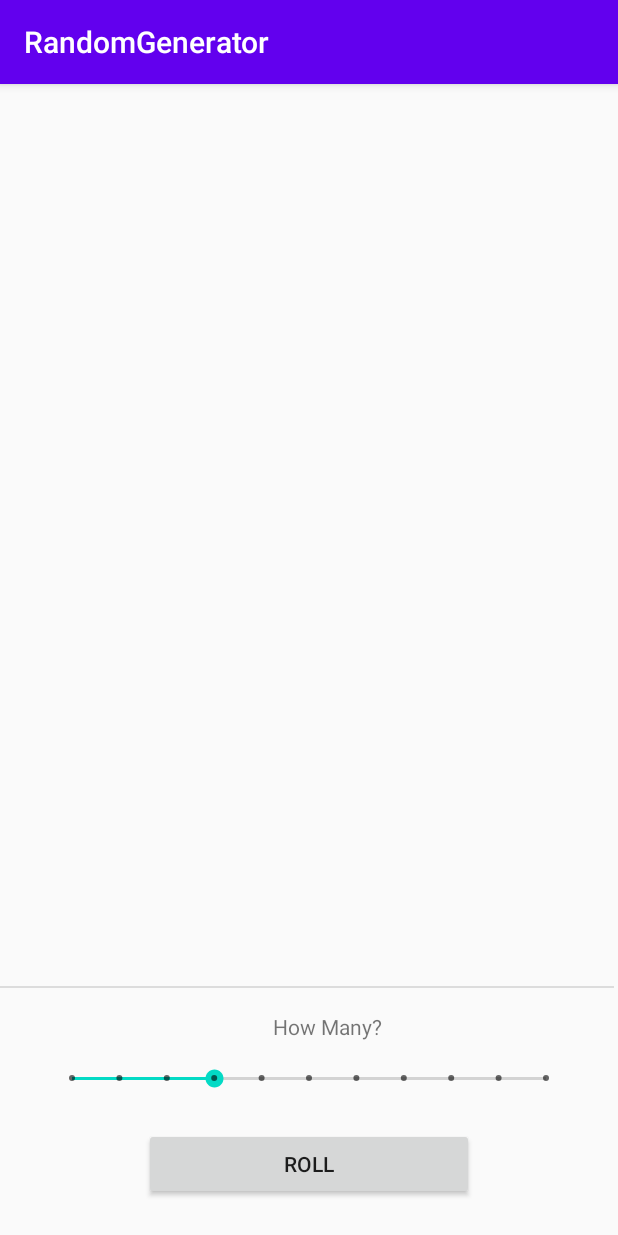
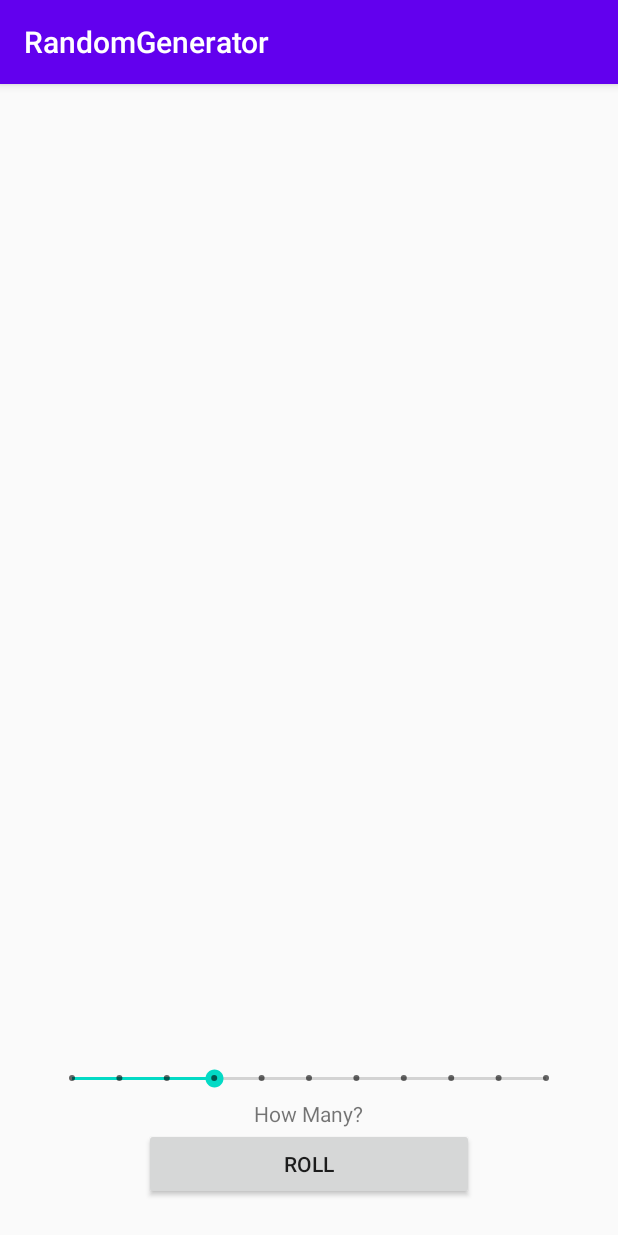
Before and after one commit to itshendson/learningCS, an Android app: the screen it shows after launch (MainActivity), on a phone screen of 412 x 824 dp. Run offline under Robolectric (Android 15) with nearby library versions, the phone set to English and light mode, and no system bars.

Commit message:
finished random generator app and emulator

```diff
--- a/BasicProjects/RandomGenerator/app/src/main/java/com/example/randomgenerator/MainActivity.java
+++ b/BasicProjects/RandomGenerator/app/src/main/java/com/example/randomgenerator/MainActivity.java
@@ -3,7 +3,6 @@ package com.example.randomgenerator;
 import androidx.appcompat.app.AppCompatActivity;
 
 import android.os.Bundle;
-import android.support.v4.os.IResultReceiver;
 import android.view.View;
 import android.widget.Button;
 import android.widget.SeekBar;
@@ -13,10 +12,10 @@ import java.util.Random;
 
 public class MainActivity extends AppCompatActivity {
 
-    Button rollButton = new Button(this);
-    TextView resultsTextView = new TextView(this);
-    SeekBar seekBar = new SeekBar(this);
-    Random rand = new Random();
+    Button rollButton;
+    TextView textView;
+    SeekBar seekBar;
+    Random rand;
 
     @Override
     protected void onCreate(Bundle savedInstanceState) {
@@ -24,15 +23,16 @@ public class MainActivity extends AppCompatActivity {
         setContentView(R.layout.activity_main); // This is what connects our layout (called activity_main.xml) with our activity/code
 
         //Assigning the resource id to a variable
-        rollButton = findViewById(R.id.rollButton);
-        resultsTextView = findViewById(R.id.resultsTextView);
-        seekBar = findViewById(R.id.seekBar);
+        rollButton = (Button) findViewById(R.id.rollButton);
+        textView = (TextView) findViewById(R.id.textView2);
+        seekBar = (SeekBar) findViewById(R.id.seekBar);
+        rand = new Random();
 
         rollButton.setOnClickListener(new View.OnClickListener() {
             @Override
             public void onClick(View v) {
                 int randInt = rand.nextInt(seekBar.getProgress()); //Generate a number between 0 and the seekbar
-                resultsTextView.setText(randInt);
+                textView.setText(""+randInt); //funny way of converting integer to String in order for setText to work LOL
             }
         }); //weird syntax here
     }
--- a/BasicProjects/RandomGenerator/app/src/main/res/layout/activity_main.xml
+++ b/BasicProjects/RandomGenerator/app/src/main/res/layout/activity_main.xml
@@ -38,28 +38,21 @@
         android:layout_width="wrap_content"
         android:layout_height="wrap_content"
         android:layout_marginStart="24dp"
-        android:layout_marginBottom="16dp"
+        android:layout_marginBottom="72dp"
         android:text="How Many?"
-        app:layout_constraintBottom_toTopOf="@+id/seekBar"
+        app:layout_constraintBottom_toBottomOf="parent"
         app:layout_constraintEnd_toEndOf="parent"
+        app:layout_constraintHorizontal_bias="0.461"
         app:layout_constraintStart_toStartOf="parent" />
-
-    <View
-        android:id="@+id/divider"
-        android:layout_width="409dp"
-        android:layout_height="1dp"
-        android:layout_marginBottom="16dp"
-        android:background="?android:attr/listDivider"
-        app:layout_constraintBottom_toTopOf="@+id/textView"
-        tools:layout_editor_absoluteX="1dp" />
 
     <TextView
         android:id="@+id/textView2"
         android:layout_width="wrap_content"
         android:layout_height="wrap_content"
+        android:layout_marginTop="184dp"
         android:textSize="144sp"
-        app:layout_constraintBottom_toTopOf="@+id/divider"
         app:layout_constraintEnd_toEndOf="parent"
+        app:layout_constraintHorizontal_bias="0.498"
         app:layout_constraintStart_toStartOf="parent"
         app:layout_constraintTop_toTopOf="parent" />
 </androidx.constraintlayout.widget.ConstraintLayout>
```
Also changed, not shown: 1 other file.
